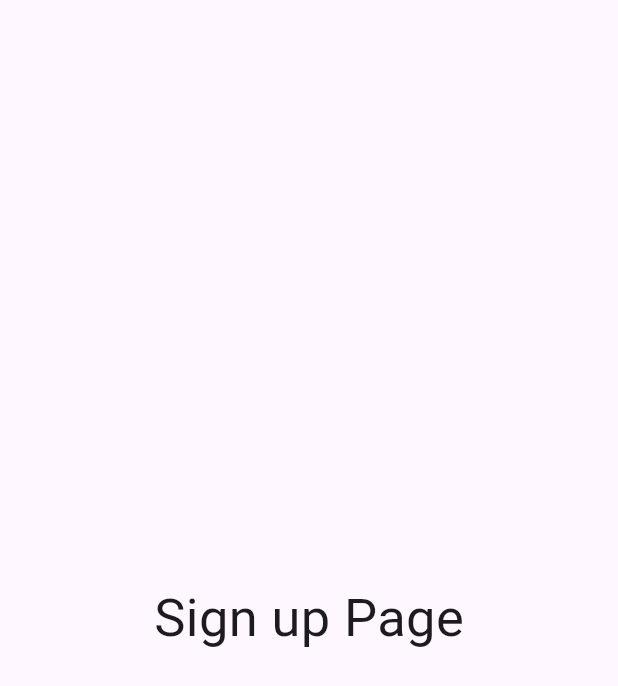
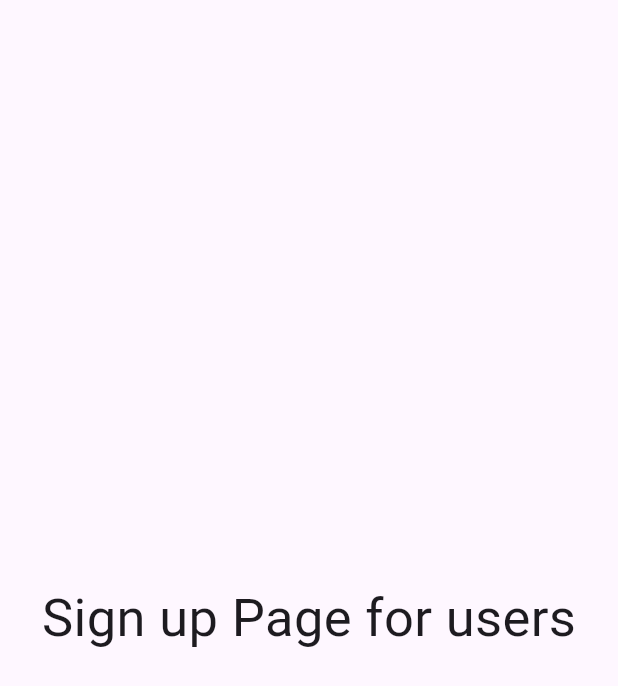
Before and after one commit to RishabhProg/blog_app, a Flutter app: the screen it shows after launch, on a phone screen of 412 x 824 dp. Shown: the top 686 px of the screen. Run offline on Flutter 3.47's test engine with Material 3 defaults, Android fonts, the phone set to English and light mode, and no system bars.

Commit message:
second commit

```diff
--- a/lib/sign_up.dart
+++ b/lib/sign_up.dart
@@ -8,7 +8,7 @@ class Sign_up extends StatelessWidget {
     return const  Scaffold(
       body: Center(
 
-        child: Text("Sign up Page", style: TextStyle(fontSize: 35),),
+        child: Text("Sign up Page for users", style: TextStyle(fontSize: 35),),
 
 
 
```
